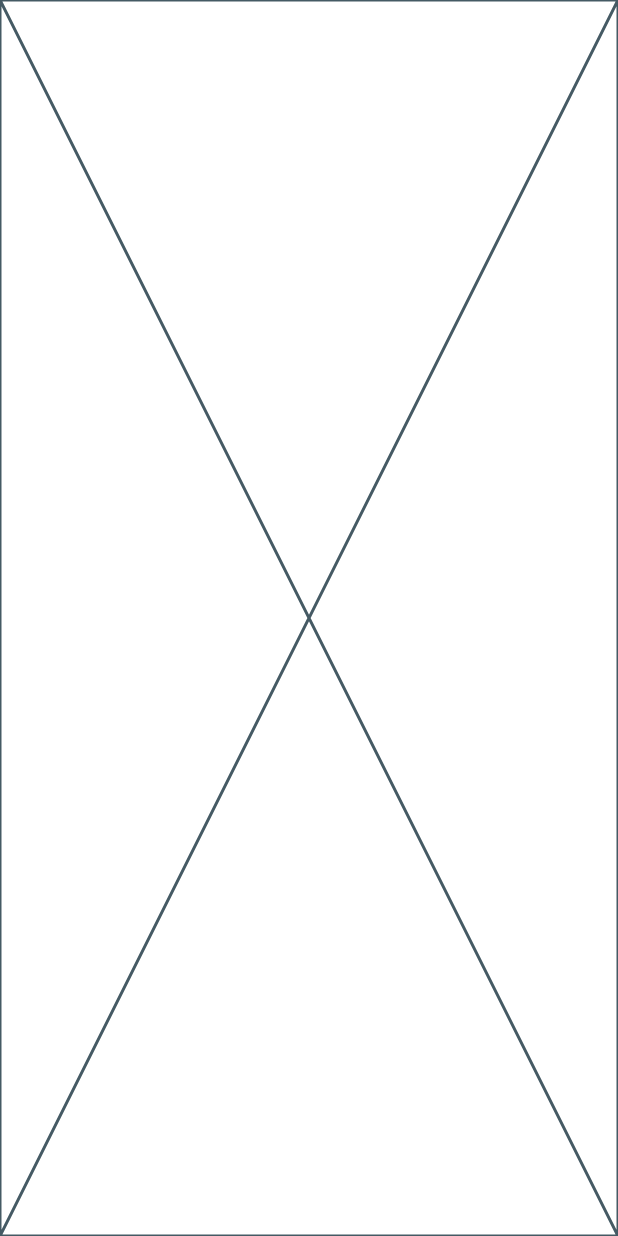
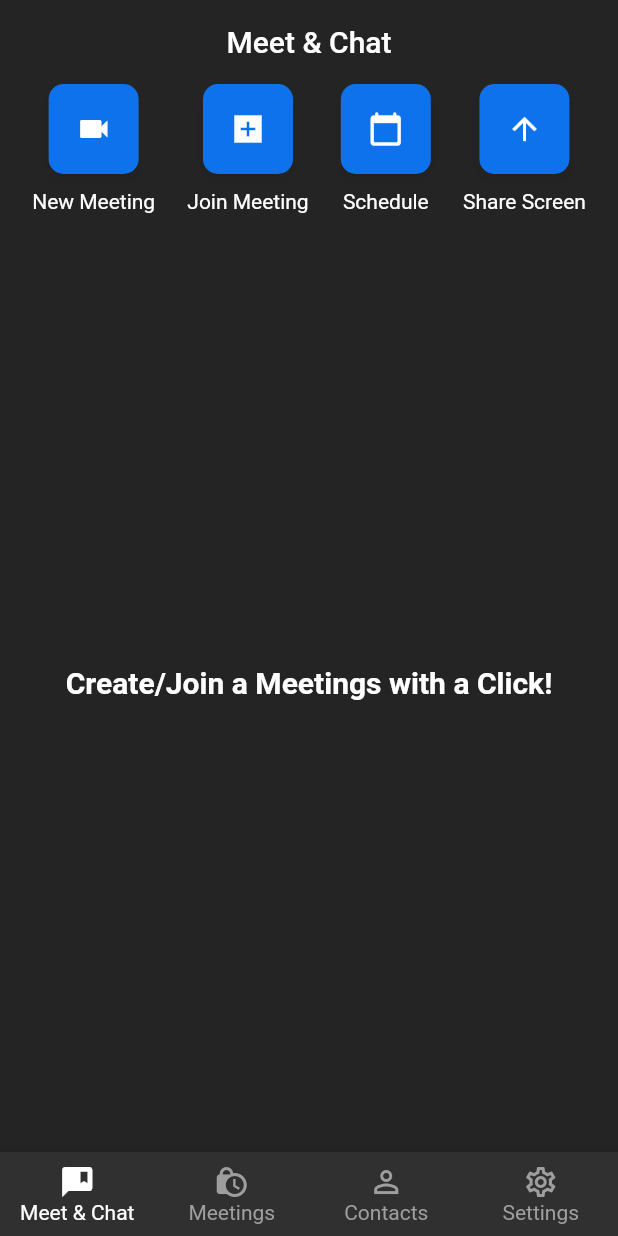
Before and after one commit to zainnhassan01/ZoomCloneProject, a Flutter app: the screen it shows once a user with an empty profile is signed in, on a phone screen of 412 x 824 dp. Run offline on Flutter 3.47's test engine with Material 2 defaults, Android fonts, the phone set to English and light mode, and no system bars; our stand-ins replace firebase_auth, firebase_core, google_sign_in; accounts and stored records are empty.

Commit message:
before adding jitsi meet

```diff
--- a/lib/main.dart
+++ b/lib/main.dart
@@ -2,8 +2,8 @@
 import 'package:flutter/material.dart';
 import 'package:provider/provider.dart';
 import 'package:zoomcloneproject/data%20models/userStream.dart';
-import 'package:zoomcloneproject/screens/login.dart';
 import 'package:zoomcloneproject/services/firebaseauth.dart';
+import 'package:zoomcloneproject/services/providerclass.dart';
 import 'package:zoomcloneproject/utilities/colors.dart';
 import 'package:zoomcloneproject/utilities/wrapper.dart';
 import 'firebase_options.dart';
@@ -16,7 +16,8 @@
   runApp(
     MultiProvider(
     providers: [
-      StreamProvider<UserStreamModel?>.value(value: AuthService().userStream, initialData: null)
+      StreamProvider<UserStreamModel?>.value(value: AuthService().userStream, initialData: null),
+      ChangeNotifierProvider(create:(context) =>  ProviderClass()),
     ],
     child: const MyApp()));
 }
--- /dev/null
+++ b/lib/screens/history_meeting.dart
@@ -0,0 +1,10 @@
+import 'package:flutter/material.dart';
+
+class HistoryMeetings extends StatelessWidget {
+  const HistoryMeetings({super.key});
+
+  @override
+  Widget build(BuildContext context) {
+    return Scaffold();
+  }
+}
--- /dev/null
+++ b/lib/screens/home.dart
@@ -0,0 +1,49 @@
+import 'package:flutter/material.dart';
+import 'package:zoomcloneproject/widgets/homebutton.dart';
+
+class MainHome extends StatelessWidget {
+  const MainHome({super.key});
+
+  @override
+  Widget build(BuildContext context) {
+    return Scaffold(
+      body: Column(
+        children: [
+          Row(
+            mainAxisAlignment: MainAxisAlignment.spaceEvenly,
+            children: [
+              HomeButton(
+                icon: Icons.videocam,
+                text: "New Meeting",
+                onPressed: () {},
+              ),
+              HomeButton(
+                icon: Icons.add_box_sharp,
+                text: "Join Meeting",
+                onPressed: () {},
+              ),
+              HomeButton(
+                icon: Icons.calendar_today_rounded,
+                text: "Schedule",
+                onPressed: () {},
+              ),
+              HomeButton(
+                icon: Icons.arrow_upward,
+                text: "Share Screen",
+                onPressed: () {},
+              ),
+            ],
+          ),
+          Expanded(
+            child: Center(
+              child: Text(
+                "Create/Join a Meetings with a Click!",
+                style: TextStyle(fontWeight: FontWeight.bold,fontSize: 20),
+              ),
+            ),
+          )
+        ],
+      ),
+    );
+  }
+}
--- a/lib/screens/homewrapper.dart
+++ b/lib/screens/homewrapper.dart
@@ -1,10 +1,56 @@
 import 'package:flutter/material.dart';
+import 'package:provider/provider.dart';
+import 'package:zoomcloneproject/screens/history_meeting.dart';
+import 'package:zoomcloneproject/screens/home.dart';
+import 'package:zoomcloneproject/services/providerclass.dart';
+import 'package:zoomcloneproject/utilities/colors.dart';
 
 class Home extends StatelessWidget {
-  const Home({super.key});
-
+   Home({super.key});
+  List<Widget> pages = [
+    const MainHome(),
+    const HistoryMeetings(),
+    const Text("Contacts"),
+    const Text("Settins"),
+  ];
   @override
   Widget build(BuildContext context) {
-    return const Placeholder();
+    int page = context.watch<ProviderClass>().pages;
+    return Scaffold(
+      appBar: AppBar(
+        title: const Text("Meet & Chat"),
+        elevation: 0.0,
+        backgroundColor: backgroundColor,
+        centerTitle: true,
+      ),
+      body: pages[page],
+      bottomNavigationBar: BottomNavigationBar(
+        currentIndex: page,
+        onTap: (value) => context.read<ProviderClass>().pageValue(value),
+        type: BottomNavigationBarType.fixed,
+        showUnselectedLabels: true,
+        unselectedFontSize: 14,
+        selectedItemColor: Colors.white,
+        unselectedItemColor: Colors.grey,
+        items: [
+          BottomNavigationBarItem(
+            label: "Meet & Chat",
+            icon: Icon(Icons.comment_bank,),
+          ),
+          BottomNavigationBarItem(
+            label: "Meetings",
+            icon: Icon(Icons.lock_clock,),
+          ),
+          BottomNavigationBarItem(
+            label: "Contacts",
+            icon: Icon(Icons.person_outline,),
+          ),
+          BottomNavigationBarItem(
+            label: "Settings",
+            icon: Icon(Icons.settings_outlined,),
+          ),
+        ],
+      ),
+    );
   }
 }
--- a/lib/screens/login.dart
+++ b/lib/screens/login.dart
@@ -1,20 +1,24 @@
 
 import 'package:flutter/material.dart';
+import 'package:provider/provider.dart';
 import 'package:zoomcloneproject/services/firebaseauth.dart';
 import 'package:zoomcloneproject/utilities/colors.dart';
+import 'package:zoomcloneproject/widgets/loading.dart';
+
+import '../services/providerclass.dart';
 
 class Login extends StatelessWidget {
   const Login({super.key});
 
   @override
   Widget build(BuildContext context) {
-
     void errorMessage (String? result){
       final showSnackBarWiget = SnackBar(content: Text("Login Error: $result"),);
       ScaffoldMessenger.of(context).showSnackBar(showSnackBarWiget);
     }
-
-    return Scaffold(
+    bool loading = context.watch<ProviderClass>().loading;
+    return loading == true? const Loading() :
+    Scaffold(
       body: Column(
         mainAxisAlignment: MainAxisAlignment.center,
         children: [
@@ -49,10 +53,13 @@
                 "Sign In",
               ),
               onPressed: () async {
+                context.read<ProviderClass>().setBoolTrue();
                 dynamic result = await AuthService().signInWithGoogle();
                 if(result != null){
                   errorMessage(result);
                 }
+                // ignore: use_build_context_synchronously
+                context.read<ProviderClass>().setBoolFalse();
               },
             ),
           ),
--- a/lib/services/firebaseauth.dart
+++ b/lib/services/firebaseauth.dart
@@ -26,7 +26,11 @@
     );
     final UserCredential result = await _auth.signInWithCredential(credential);
     final User? user = result.user;
-    print("Login success");
+    if(user != null){
+      return user.displayName;
+    }else {
+      return null;
+    }
     } on FirebaseAuthException catch(e){
       print("login error $e");
       return e.message!;    }
--- /dev/null
+++ b/lib/services/providerclass.dart
@@ -0,0 +1,24 @@
+import 'package:flutter/material.dart';
+
+class ProviderClass extends ChangeNotifier{
+  //loading widget
+  bool _loading = false;
+  bool get loading => _loading;
+
+  void setBoolTrue(){
+    _loading = true;
+    notifyListeners();
+  }
+  void setBoolFalse(){
+    _loading = false;
+    notifyListeners();
+  }
+
+  //bottom navigation bar settings
+  int _page = 0;
+  int get pages => _page;
+  void pageValue(int value) {
+    _page = value;
+    notifyListeners();
+  }
+}
--- /dev/null
+++ b/lib/widgets/homebutton.dart
@@ -0,0 +1,38 @@
+import 'package:flutter/material.dart';
+import 'package:zoomcloneproject/utilities/colors.dart';
+
+class HomeButton extends StatelessWidget {
+  final IconData icon;
+  final String text;
+  final VoidCallback onPressed;
+   HomeButton({super.key, required this.icon, required this.text, required this.onPressed});
+
+  @override
+  Widget build(BuildContext context) {
+    return GestureDetector(
+      onTap: onPressed,
+      child: Column(
+        children: [
+          Container(
+            height: 60,
+            width: 60,
+            decoration: BoxDecoration(
+              color: buttonColor,
+              borderRadius: BorderRadius.circular(10),
+              boxShadow: [
+                BoxShadow(
+                  offset: const Offset(0, 4),
+                  color: Colors.black.withOpacity(0.06),
+                  blurRadius: 5.0,
+                ),
+              ],
+            ),
+            child: Icon(icon),
+          ),
+          const SizedBox(height: 10,),
+          Text(text,),
+        ],
+      ),
+    );
+  }
+}
--- /dev/null
+++ b/lib/widgets/loading.dart
@@ -0,0 +1,14 @@
+import 'package:flutter/material.dart';
+
+class Loading extends StatelessWidget {
+  const Loading({super.key});
+
+  @override
+  Widget build(BuildContext context) {
+    return const Scaffold(
+      body: Center(
+        child: CircularProgressIndicator(color: Colors.white,),
+      ),
+    );
+  }
+}
```
